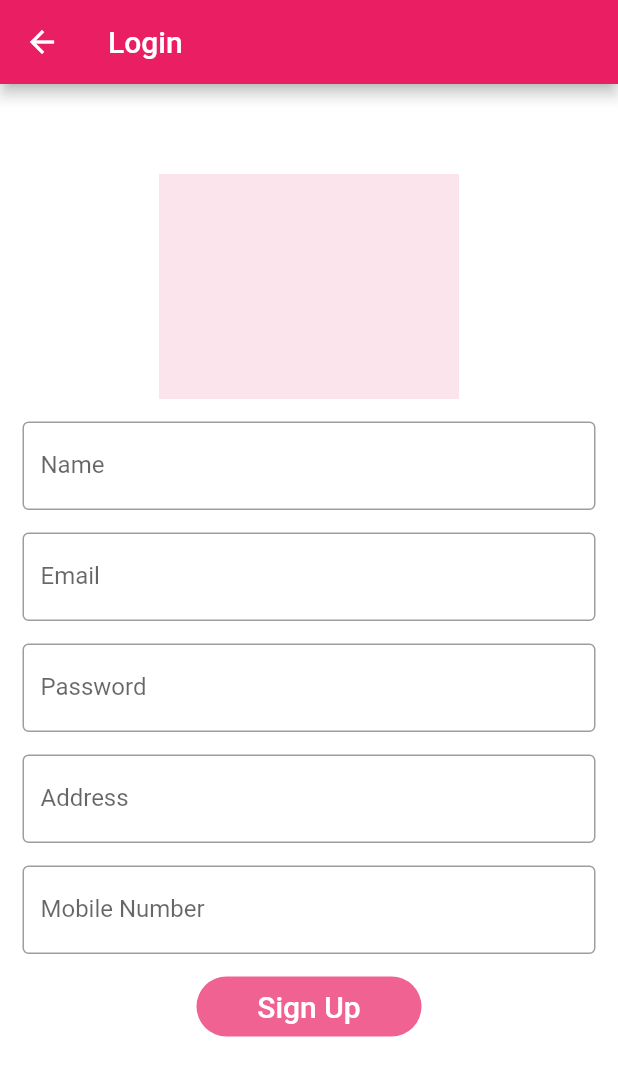
After one commit to balasubramanian1612s/med-bud, a Flutter app: the SignUp screen opened directly, on a phone screen of 412 x 824 dp. The commit adds this screen. Shown: the top 1076 px of the screen. Run offline on Flutter 3.47's test engine with Material 2 defaults, Android fonts, the phone set to English and light mode, and no system bars; our stand-ins replace shared_preferences; accounts and stored records are empty.

Commit message:
login,signup

```diff
--- a/med_bud/lib/main.dart
+++ b/med_bud/lib/main.dart
@@ -5,6 +5,7 @@ import 'package:med_bud/pages/remainder_home.dart';
 import 'package:med_bud/pages/schedule_tablets_listing.dart';
 import 'package:med_bud/pages/scheduler_medicine_list.dart';
 import 'package:med_bud/test/notificationPage.dart';
+import 'package:provider/provider.dart';
 
 void main() {
   runApp(MyApp());
@@ -14,7 +15,6 @@ class MyApp extends StatelessWidget {
   // This widget is the root of your application.
   @override
   Widget build(BuildContext context) {
-
     return MultiProvider(
         providers: [],
         child: MaterialApp(
@@ -23,7 +23,6 @@ class MyApp extends StatelessWidget {
           ),
           home: MedicineShopping(),
         ));
-
   }
 }
 
--- /dev/null
+++ b/med_bud/lib/signup.dart
@@ -0,0 +1,116 @@
+import 'package:flutter/material.dart';
+
+class SignUp extends StatefulWidget {
+  @override
+  _SignUpState createState() => _SignUpState();
+}
+
+class _SignUpState extends State<SignUp> {
+  @override
+  Widget build(BuildContext context) {
+    return Scaffold(
+      backgroundColor: Colors.white,
+      appBar: AppBar(
+        title: Text("Login"),
+        backgroundColor: Colors.pink,
+      ),
+      body: SingleChildScrollView(
+        child: Column(
+          children: <Widget>[
+            Padding(
+              padding: const EdgeInsets.only(top: 60.0),
+              child: Center(
+                child: Container(
+                  width: 200,
+                  height: 150,
+                  color: Colors.pink[50],
+                ),
+              ),
+            ),
+            Padding(
+              padding: const EdgeInsets.only(
+                  left: 15.0, right: 15.0, top: 15, bottom: 15),
+              //padding: EdgeInsets.symmetric(horizontal: 15),
+              child: TextField(
+                decoration: InputDecoration(
+                  border: OutlineInputBorder(),
+                  labelText: 'Name',
+                ),
+              ),
+            ),
+            Padding(
+              //padding: const EdgeInsets.only(left: 15.0, right: 15.0, top: 0, bottom: 0),
+              padding: EdgeInsets.symmetric(horizontal: 15),
+              child: TextField(
+                decoration: InputDecoration(
+                    border: OutlineInputBorder(),
+                    labelText: 'Email',
+                    hintText: 'Email'),
+              ),
+            ),
+            Padding(
+              padding: const EdgeInsets.only(
+                  left: 15.0, right: 15.0, top: 15, bottom: 0),
+              //padding: EdgeInsets.symmetric(horizontal: 15),
+              child: TextField(
+                obscureText: true,
+                decoration: InputDecoration(
+                    border: OutlineInputBorder(),
+                    labelText: 'Password',
+                    hintText: 'Enter secure password'),
+              ),
+            ),
+            Padding(
+              padding: const EdgeInsets.only(
+                  left: 15.0, right: 15.0, top: 15, bottom: 0),
+              //padding: EdgeInsets.symmetric(horizontal: 15),
+              child: TextField(
+                decoration: InputDecoration(
+                  border: OutlineInputBorder(),
+                  labelText: 'Address',
+                ),
+              ),
+            ),
+            Padding(
+              padding: const EdgeInsets.only(
+                  left: 15.0, right: 15.0, top: 15, bottom: 0),
+              //padding: EdgeInsets.symmetric(horizontal: 15),
+              child: TextField(
+                decoration: InputDecoration(
+                  border: OutlineInputBorder(),
+                  labelText: 'Mobile Number',
+                ),
+              ),
+            ),
+            // ignore: deprecated_member_use
+
+            Padding(
+              padding: const EdgeInsets.symmetric(horizontal: 10, vertical: 15),
+              child: Container(
+                height: 40,
+                width: 150,
+                decoration: BoxDecoration(
+                    color: Colors.pink[300],
+                    borderRadius: BorderRadius.circular(20)),
+                child: FlatButton(
+                  onPressed: () {
+                    // Navigator.push(
+                    //     context, MaterialPageRoute(builder: (_) => HomePage()));
+                  },
+                  child: Text(
+                    'Sign Up',
+                    style: TextStyle(color: Colors.white, fontSize: 20),
+                  ),
+                ),
+              ),
+            ),
+            // SizedBox(
+            //   height: 130,
+            // ),
+            // Text('New User? Create Account')
+          ],
+        ),
+      ),
+    );
+  }
+}
```
Also changed, not shown: med_bud/lib/login.dart (added, +86 -0 lines).
